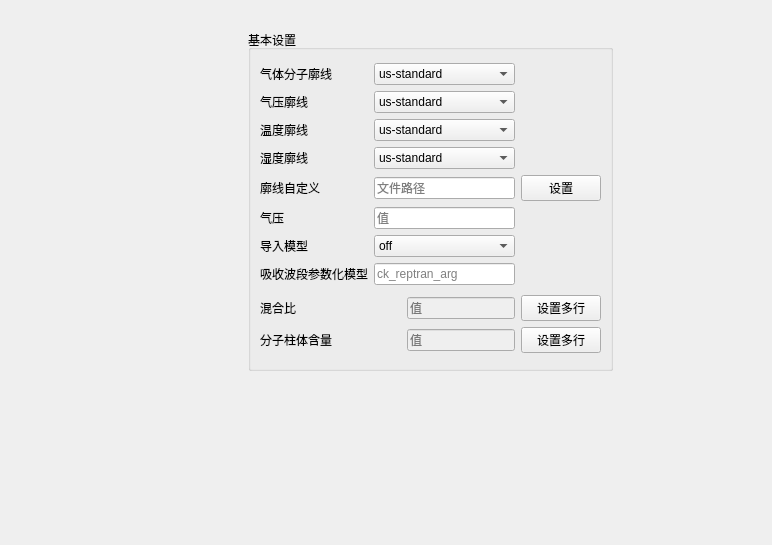
Before: the Qt Designer form GUI/atmospherepage.ui in code-arter/radiometer-GUI, drawn with Qt 5.
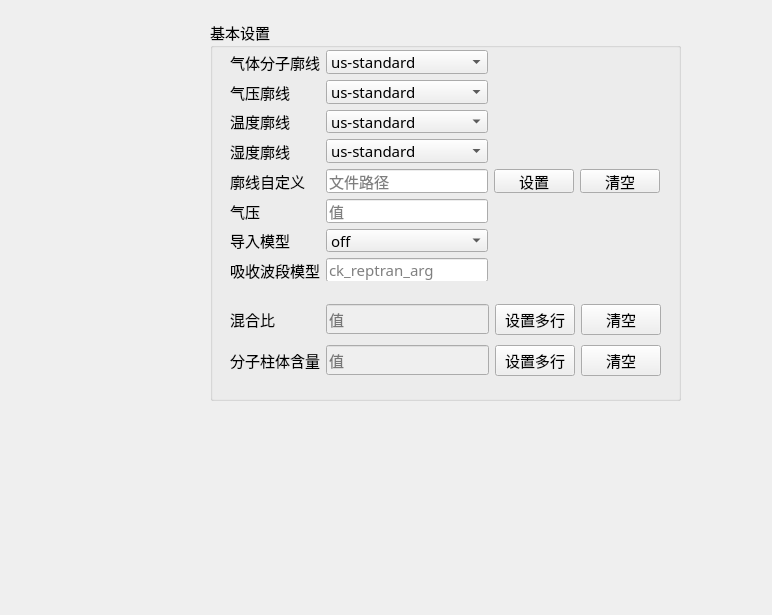
After: the same form once the commit is applied.

The edit to the form file:
```diff
--- a/GUI/atmospherepage.ui
+++ b/GUI/atmospherepage.ui
@@ -7,45 +7,48 @@
     <x>0</x>
     <y>0</y>
     <width>772</width>
-    <height>545</height>
+    <height>615</height>
    </rect>
   </property>
   <property name="windowTitle">
    <string>Form</string>
   </property>
-  <widget class="QWidget" name="layoutWidget">
+  <widget class="QGroupBox" name="groupBox">
    <property name="geometry">
     <rect>
-     <x>110</x>
-     <y>30</y>
-     <width>641</width>
-     <height>341</height>
+     <x>210</x>
+     <y>20</y>
+     <width>471</width>
+     <height>381</height>
     </rect>
    </property>
-   <layout class="QHBoxLayout" name="horizontalLayout" stretch="0,0,0">
-    <item>
-     <spacer name="horizontalSpacer">
-      <property name="orientation">
-       <enum>Qt::Horizontal</enum>
-      </property>
-      <property name="sizeHint" stdset="0">
-       <size>
-        <width>40</width>
-        <height>20</height>
-       </size>
-      </property>
-     </spacer>
-    </item>
-    <item>
-     <widget class="QGroupBox" name="groupBox_8">
+   <property name="font">
+    <font>
+     <family>宋体</family>
+     <pointsize>11</pointsize>
+    </font>
+   </property>
       <property name="title">
        <string>基本设置</string>
       </property>
-      <layout class="QVBoxLayout" name="verticalLayout_2">
-       <item>
-        <layout class="QGridLayout" name="gridLayout_3" columnstretch="0,0,0">
-         <item row="2" column="1">
-          <widget class="QComboBox" name="comboBox_27">
+   <widget class="QWidget" name="">
+    <property name="geometry">
+     <rect>
+      <x>20</x>
+      <y>30</y>
+      <width>430</width>
+      <height>231</height>
+     </rect>
+    </property>
+    <layout class="QGridLayout" name="gridLayout_3" columnstretch="0,0,0,0">
+     <item row="0" column="1">
+      <widget class="QComboBox" name="comboBox_23">
+       <property name="font">
+        <font>
+         <family>宋体</family>
+         <pointsize>11</pointsize>
+        </font>
+       </property>
            <property name="option_name" stdset="0">
             <string>temperature_file</string>
            </property>
@@ -81,35 +84,40 @@
            </item>
           </widget>
          </item>
-         <item row="0" column="0">
-          <widget class="QLabel" name="label_32">
+     <item row="4" column="0">
+      <widget class="QLabel" name="label_67">
+       <property name="font">
+        <font>
+         <family>宋体</family>
+         <pointsize>11</pointsize>
+        </font>
+       </property>
            <property name="text">
-            <string>气体分子廓线</string>
+        <string>廓线自定义</string>
            </property>
           </widget>
          </item>
-         <item row="7" column="0">
+     <item row="8" column="0">
           <widget class="QLabel" name="label_65">
-           <property name="text">
-            <string>吸收波段参数化模型</string>
-           </property>
-          </widget>
-         </item>
-         <item row="7" column="1">
-          <widget class="QLineEdit" name="lineEdit_4">
+       <property name="font">
+        <font>
+         <family>宋体</family>
+         <pointsize>11</pointsize>
+        </font>
+       </property>
            <property name="text">
-            <string/>
-           </property>
-           <property name="placeholderText">
-            <string>ck_reptran_arg</string>
-           </property>
-           <property name="option_name" stdset="0">
-            <string>mol_abs_param_arg</string>
-           </property>
-          </widget>
-         </item>
-         <item row="5" column="1">
+        <string>吸收波段模型</string>
+       </property>
+      </widget>
+     </item>
+     <item row="6" column="1">
           <widget class="QLineEdit" name="lineEdit_pressure">
+       <property name="font">
+        <font>
+         <family>宋体</family>
+         <pointsize>11</pointsize>
+        </font>
+       </property>
            <property name="text">
             <string/>
            </property>
@@ -121,52 +129,14 @@
            </property>
           </widget>
          </item>
-         <item row="1" column="0">
-          <widget class="QLabel" name="label_69">
-           <property name="text">
-            <string>气压廓线</string>
-           </property>
-          </widget>
-         </item>
-         <item row="3" column="1">
-          <widget class="QComboBox" name="comboBox_28">
-           <property name="option_name" stdset="0">
-            <string>latitude_file</string>
-           </property>
-           <item>
-            <property name="text">
-             <string>us-standard</string>
-            </property>
-           </item>
-           <item>
-            <property name="text">
-             <string>subarctic_winter</string>
-            </property>
-           </item>
-           <item>
-            <property name="text">
-             <string>subarctic_summer</string>
-            </property>
-           </item>
-           <item>
-            <property name="text">
-             <string>midlatitude_summer</string>
-            </property>
-           </item>
-           <item>
-            <property name="text">
-             <string>midlatitude_winter</string>
-            </property>
-           </item>
-           <item>
-            <property name="text">
-             <string>tropics</string>
-            </property>
-           </item>
-          </widget>
-         </item>
          <item row="1" column="1">
           <widget class="QComboBox" name="comboBox_29">
+       <property name="font">
+        <font>
+         <family>宋体</family>
+         <pointsize>11</pointsize>
+        </font>
+       </property>
            <property name="option_name" stdset="0">
             <string>pressure_file</string>
            </property>
@@ -204,6 +174,12 @@
          </item>
          <item row="4" column="1">
           <widget class="QLineEdit" name="lineEdit_atmos_define">
+       <property name="font">
+        <font>
+         <family>宋体</family>
+         <pointsize>11</pointsize>
+        </font>
+       </property>
            <property name="text">
             <string/>
            </property>
@@ -215,73 +191,27 @@
            </property>
           </widget>
          </item>
-         <item row="2" column="0">
-          <widget class="QLabel" name="label_61">
-           <property name="text">
-            <string>温度廓线</string>
-           </property>
-          </widget>
-         </item>
-         <item row="5" column="0">
+     <item row="6" column="0">
           <widget class="QLabel" name="label_31">
+       <property name="font">
+        <font>
+         <family>宋体</family>
+         <pointsize>11</pointsize>
+        </font>
+       </property>
            <property name="text">
             <string>气压</string>
            </property>
           </widget>
          </item>
-         <item row="0" column="1">
-          <widget class="QComboBox" name="comboBox_23">
-           <property name="option_name" stdset="0">
-            <string>gas_file</string>
-           </property>
-           <item>
-            <property name="text">
-             <string>us-standard</string>
-            </property>
-           </item>
-           <item>
-            <property name="text">
-             <string>subarctic_winter</string>
-            </property>
-           </item>
-           <item>
-            <property name="text">
-             <string>subarctic_summer</string>
-            </property>
-           </item>
-           <item>
-            <property name="text">
-             <string>midlatitude_summer</string>
-            </property>
-           </item>
-           <item>
-            <property name="text">
-             <string>midlatitude_winter</string>
-            </property>
-           </item>
-           <item>
-            <property name="text">
-             <string>tropics</string>
-            </property>
-           </item>
-          </widget>
-         </item>
-         <item row="4" column="2">
-          <widget class="QPushButton" name="pushButton_4">
-           <property name="text">
-            <string>设置</string>
-           </property>
-          </widget>
-         </item>
-         <item row="4" column="0">
-          <widget class="QLabel" name="label_67">
-           <property name="text">
-            <string>廓线自定义</string>
-           </property>
-          </widget>
-         </item>
-         <item row="6" column="1">
+     <item row="7" column="1">
           <widget class="QComboBox" name="comboBox_31">
+       <property name="font">
+        <font>
+         <family>宋体</family>
+         <pointsize>11</pointsize>
+        </font>
+       </property>
            <property name="option_name" stdset="0">
             <string>mol_abs_param_type</string>
            </property>
@@ -347,40 +277,235 @@
            </item>
           </widget>
          </item>
-         <item row="6" column="0">
+     <item row="7" column="0">
           <widget class="QLabel" name="label_68">
+       <property name="font">
+        <font>
+         <family>宋体</family>
+         <pointsize>11</pointsize>
+        </font>
+       </property>
            <property name="text">
             <string>导入模型</string>
            </property>
           </widget>
          </item>
+     <item row="2" column="0">
+      <widget class="QLabel" name="label_61">
+       <property name="font">
+        <font>
+         <family>宋体</family>
+         <pointsize>11</pointsize>
+        </font>
+       </property>
+       <property name="text">
+        <string>温度廓线</string>
+       </property>
+      </widget>
+     </item>
+     <item row="0" column="0">
+      <widget class="QLabel" name="label_32">
+       <property name="font">
+        <font>
+         <family>宋体</family>
+         <pointsize>11</pointsize>
+        </font>
+       </property>
+       <property name="text">
+        <string>气体分子廓线</string>
+       </property>
+      </widget>
+     </item>
+     <item row="3" column="1">
+      <widget class="QComboBox" name="comboBox_28">
+       <property name="font">
+        <font>
+         <family>宋体</family>
+         <pointsize>11</pointsize>
+        </font>
+       </property>
+       <property name="option_name" stdset="0">
+        <string>latitude_file</string>
+       </property>
+       <item>
+        <property name="text">
+         <string>us-standard</string>
+        </property>
+       </item>
+       <item>
+        <property name="text">
+         <string>subarctic_winter</string>
+        </property>
+       </item>
+       <item>
+        <property name="text">
+         <string>subarctic_summer</string>
+        </property>
+       </item>
+       <item>
+        <property name="text">
+         <string>midlatitude_summer</string>
+        </property>
+       </item>
+       <item>
+        <property name="text">
+         <string>midlatitude_winter</string>
+        </property>
+       </item>
+       <item>
+        <property name="text">
+         <string>tropics</string>
+        </property>
+       </item>
+      </widget>
+     </item>
          <item row="3" column="0">
           <widget class="QLabel" name="label_66">
+       <property name="font">
+        <font>
+         <family>宋体</family>
+         <pointsize>11</pointsize>
+        </font>
+       </property>
            <property name="text">
             <string>湿度廓线</string>
            </property>
           </widget>
          </item>
-        </layout>
-       </item>
-       <item>
-        <layout class="QGridLayout" name="gridLayout_4" columnstretch="4,0,0">
+     <item row="4" column="2">
+      <widget class="QPushButton" name="pushButton_4">
+       <property name="font">
+        <font>
+         <family>宋体</family>
+         <pointsize>11</pointsize>
+        </font>
+       </property>
+       <property name="text">
+        <string>设置</string>
+       </property>
+      </widget>
+     </item>
+     <item row="8" column="1">
+      <widget class="QLineEdit" name="lineEdit_4">
+       <property name="font">
+        <font>
+         <family>宋体</family>
+         <pointsize>11</pointsize>
+        </font>
+       </property>
+       <property name="text">
+        <string/>
+       </property>
+       <property name="placeholderText">
+        <string>ck_reptran_arg</string>
+       </property>
+       <property name="option_name" stdset="0">
+        <string>mol_abs_param_arg</string>
+       </property>
+      </widget>
+     </item>
          <item row="1" column="0">
-          <widget class="QLabel" name="label_70">
+      <widget class="QLabel" name="label_69">
+       <property name="font">
+        <font>
+         <family>宋体</family>
+         <pointsize>11</pointsize>
+        </font>
+       </property>
            <property name="text">
-            <string>分子柱体含量</string>
+        <string>气压廓线</string>
            </property>
           </widget>
          </item>
-         <item row="1" column="2">
-          <widget class="QPushButton" name="pushButton_2">
+     <item row="2" column="1">
+      <widget class="QComboBox" name="comboBox_27">
+       <property name="font">
+        <font>
+         <family>宋体</family>
+         <pointsize>11</pointsize>
+        </font>
+       </property>
+       <property name="option_name" stdset="0">
+        <string>temperature_file</string>
+       </property>
+       <item>
            <property name="text">
-            <string>设置多行</string>
+         <string>us-standard</string>
+        </property>
+       </item>
+       <item>
+        <property name="text">
+         <string>subarctic_winter</string>
+        </property>
+       </item>
+       <item>
+        <property name="text">
+         <string>subarctic_summer</string>
+        </property>
+       </item>
+       <item>
+        <property name="text">
+         <string>midlatitude_summer</string>
+        </property>
+       </item>
+       <item>
+        <property name="text">
+         <string>midlatitude_winter</string>
+        </property>
+       </item>
+       <item>
+        <property name="text">
+         <string>tropics</string>
+        </property>
+       </item>
+      </widget>
+     </item>
+     <item row="4" column="3">
+      <widget class="QPushButton" name="pushButton_atmos_define_clear">
+       <property name="font">
+        <font>
+         <family>宋体</family>
+         <pointsize>11</pointsize>
+        </font>
+       </property>
+       <property name="text">
+        <string>清空</string>
+       </property>
+      </widget>
+     </item>
+    </layout>
+   </widget>
+   <widget class="QWidget" name="gridLayoutWidget">
+    <property name="geometry">
+     <rect>
+      <x>20</x>
+      <y>280</y>
+      <width>431</width>
+      <height>81</height>
+     </rect>
+    </property>
+    <layout class="QGridLayout" name="gridLayout">
+     <item row="0" column="3">
+      <widget class="QPushButton" name="pushButton_mixing_ratio_clear">
+       <property name="font">
+        <font>
+         <family>宋体</family>
+         <pointsize>11</pointsize>
+        </font>
+       </property>
+       <property name="text">
+        <string>清空</string>
            </property>
           </widget>
          </item>
          <item row="0" column="2">
           <widget class="QPushButton" name="pushButton">
+       <property name="font">
+        <font>
+         <family>宋体</family>
+         <pointsize>11</pointsize>
+        </font>
+       </property>
            <property name="text">
             <string>设置多行</string>
            </property>
@@ -388,6 +513,12 @@
          </item>
          <item row="0" column="0">
           <widget class="QLabel" name="label_33">
+       <property name="font">
+        <font>
+         <family>宋体</family>
+         <pointsize>11</pointsize>
+        </font>
+       </property>
            <property name="text">
             <string>混合比</string>
            </property>
@@ -398,6 +529,12 @@
            <property name="enabled">
             <bool>false</bool>
            </property>
+       <property name="font">
+        <font>
+         <family>宋体</family>
+         <pointsize>11</pointsize>
+        </font>
+       </property>
            <property name="text">
             <string/>
            </property>
@@ -409,11 +546,30 @@
            </property>
           </widget>
          </item>
+     <item row="1" column="0">
+      <widget class="QLabel" name="label_70">
+       <property name="font">
+        <font>
+         <family>宋体</family>
+         <pointsize>11</pointsize>
+        </font>
+       </property>
+       <property name="text">
+        <string>分子柱体含量</string>
+       </property>
+      </widget>
+     </item>
          <item row="1" column="1">
           <widget class="QLineEdit" name="lineEdit_mol_modify">
            <property name="enabled">
             <bool>false</bool>
            </property>
+       <property name="font">
+        <font>
+         <family>宋体</family>
+         <pointsize>11</pointsize>
+        </font>
+       </property>
            <property name="text">
             <string/>
            </property>
@@ -425,25 +581,34 @@
            </property>
           </widget>
          </item>
-        </layout>
-       </item>
-      </layout>
-     </widget>
-    </item>
-    <item>
-     <spacer name="horizontalSpacer_3">
-      <property name="orientation">
-       <enum>Qt::Horizontal</enum>
-      </property>
-      <property name="sizeHint" stdset="0">
-       <size>
-        <width>40</width>
-        <height>20</height>
-       </size>
-      </property>
-     </spacer>
-    </item>
-   </layout>
+     <item row="1" column="2">
+      <widget class="QPushButton" name="pushButton_2">
+       <property name="font">
+        <font>
+         <family>宋体</family>
+         <pointsize>11</pointsize>
+        </font>
+       </property>
+       <property name="text">
+        <string>设置多行</string>
+       </property>
+      </widget>
+     </item>
+     <item row="1" column="3">
+      <widget class="QPushButton" name="pushButton_mol_modify_clear">
+       <property name="font">
+        <font>
+         <family>宋体</family>
+         <pointsize>11</pointsize>
+        </font>
+       </property>
+       <property name="text">
+        <string>清空</string>
+       </property>
+      </widget>
+     </item>
+    </layout>
+   </widget>
   </widget>
  </widget>
  <resources/>
```
Left out of the diff: 2 changed lines with no effect on the pictures. Lines whose indentation alone changed are shown as unchanged.
